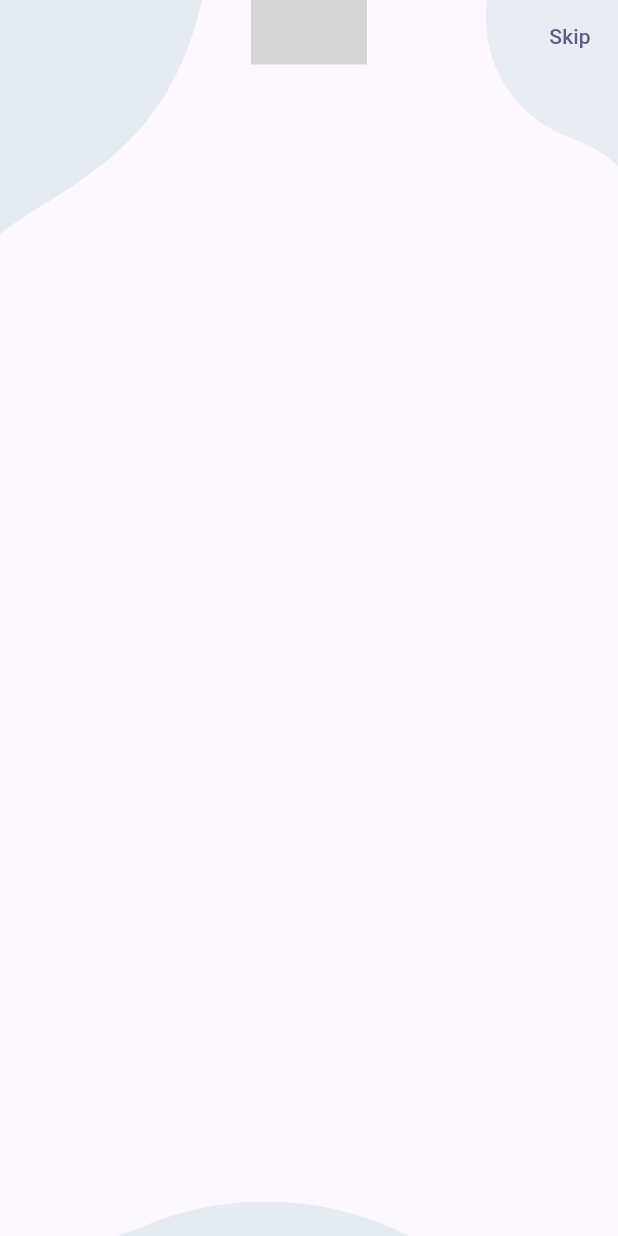
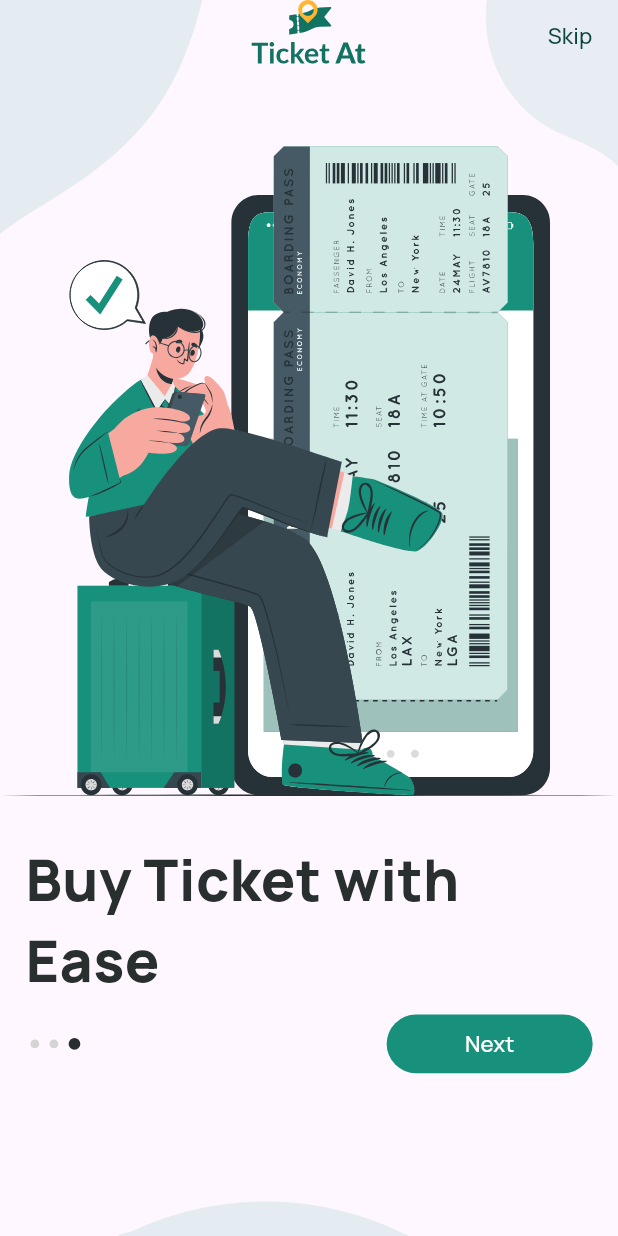
Before and after one commit to aplikettechnologies/XTicket_flutter, a Flutter app: the OnboardingScreen screen opened directly, on a phone screen of 412 x 824 dp. Run offline on Flutter 3.47's test engine with Material 3 defaults, Android fonts, the phone set to English and light mode, and no system bars; our stand-ins replace flutter_screenutil, flutter_svg, get, shared_preferences; accounts and stored records are empty; grey boxes are pictures that could not be loaded.

Commit message:
create the onboarding static design

```diff
--- a/assets/languages/en.json
+++ b/assets/languages/en.json
@@ -1,7 +1,7 @@
 {
     "onboarding": {
         "skip": "Skip",
-        "buyTicketWith": "Buy Ticket with",
+        "buyTicketWith": "Buy Ticket with Ease",
         "quickEasyChickIn": "Quick & Easy Chick-In",
         "discoverEventsTailoredForYou": "Discover Events Tailored for you",
         "next": "Next",
--- a/lib/app/modules/onboarding/onboarding_screen.dart
+++ b/lib/app/modules/onboarding/onboarding_screen.dart
@@ -4,6 +4,11 @@ import 'package:flutter_screenutil/flutter_screenutil.dart';
 import 'package:flutter_svg/svg.dart';
 import 'package:xticket/shared/localization/localization_const.dart';
 import 'package:xticket/shared/utils/app_assets.dart';
+import 'package:xticket/shared/utils/app_color.dart';
+import 'package:xticket/shared/widgets/app_button.dart';
+
+import '../../../shared/utils/app_indicator.dart';
+import '../../../shared/widgets/app_textbutton.dart';
 
 class OnboardingScreen extends StatelessWidget {
   const OnboardingScreen({super.key});
@@ -38,9 +43,15 @@ class OnboardingScreen extends StatelessWidget {
             SafeArea(
               child: Align(
                 alignment: Alignment.topRight,
-                child: TextButton(
+                child: appTextButton(
                   onPressed: () {},
-                  child: Text(getTranslation(context, "onboarding.skip")),
+                  label: getTranslation(context, "onboarding.skip"),
+                  style: TextStyle(
+                    color: AppColor.primaryColor01,
+                    fontSize: 14.sp,
+                    fontFamily: "Manrope",
+                    fontWeight: FontWeight.w500,
+                  ),
                 ),
               ),
             ),
@@ -50,6 +61,67 @@ class OnboardingScreen extends StatelessWidget {
                 fit: BoxFit.cover,
               ),
             ),
+
+            Padding(
+              padding: EdgeInsets.only(top: 100.h),
+              child: SafeArea(
+                child: Column(
+                  mainAxisAlignment: MainAxisAlignment.start,
+                  crossAxisAlignment: CrossAxisAlignment.start,
+                  mainAxisSize: MainAxisSize.min,
+                  children: [
+                    SvgPicture.asset(
+                      AppAssets.bgOnboarding1,
+                      width: double.infinity,
+                      height: MediaQuery.sizeOf(context).height / 1.9,
+                      fit: BoxFit.cover,
+                    ),
+                    SizedBox(height: 28.h),
+                    Padding(
+                      padding: EdgeInsets.symmetric(horizontal: 16.w),
+                      child: Text(
+                        getTranslation(context, "onboarding.buyTicketWith"),
+                        textAlign: TextAlign.start,
+                        style: TextStyle(
+                          color: AppColor.secondaryColorDark,
+                          fontWeight: FontWeight.w800,
+                          fontSize: 36.sp,
+                          fontFamily: "Manrope",
+                        ),
+                      ),
+                    ),
+                    SizedBox(height: 10.h),
+
+                    Padding(
+                      padding: EdgeInsets.symmetric(horizontal: 16.w),
+                      child: Row(
+                        mainAxisAlignment: MainAxisAlignment.spaceBetween,
+                        crossAxisAlignment: CrossAxisAlignment.center,
+                        children: [
+                          Row(
+                            mainAxisAlignment: MainAxisAlignment.start,
+                            crossAxisAlignment: CrossAxisAlignment.center,
+                            children: List.generate(
+                              3,
+                              (index) =>
+                                  AppIndicator(index: index, currentPage: 2),
+                            ),
+                          ),
+
+                          appButton(
+                            height: 40.h,
+                            width: 130.w,
+                            context: context,
+                            onPressed: () {},
+                            text: getTranslation(context, "onboarding.next"),
+                          ),
+                        ],
+                      ),
+                    ),
+                  ],
+                ),
+              ),
+            ),
           ],
         ),
       ),
--- a/lib/routes/app_pages.dart
+++ b/lib/routes/app_pages.dart
@@ -1,8 +1,8 @@
 import 'package:get/get.dart';
-import '../app/modules/auth/login/login_screen.dart';
+import '../app/modules/onboarding/onboarding_screen.dart';
 
 class AppPages {
   static final List<GetPage<dynamic>> routes = [
-    GetPage(name: "/", page: () => LoginScreen()),
+    GetPage(name: "/", page: () => OnboardingScreen()),
   ];
 }
--- a/lib/shared/utils/app_assets.dart
+++ b/lib/shared/utils/app_assets.dart
@@ -7,6 +7,9 @@ class AppAssets {
   static const String bgOnboarding = "${baseSvg}bg_onboarding.svg";
   static const String icAppLogoWithTitle =
       "${baseSvg}ic_applogo_with_title.svg";
+  static const String bgOnboarding1 = "${baseSvg}onboarding_1.svg";
+  static const String bgOnboarding2 = "${baseSvg}onboarding_2.svg";
+  static const String bgOnboarding3 = "${baseSvg}onboarding_3.svg";
 
   //LoginScreen
   static const String icAppLogo = "${baseSvg}ic_app_logo.svg";
--- a/lib/shared/utils/app_color.dart
+++ b/lib/shared/utils/app_color.dart
@@ -1,8 +1,17 @@
 import 'dart:ui';
 
-class AppAssets {
+class AppColor {
   //PrimaryColor
-
   static const Color primaryColor04 = Color(0xff17907C);
   static const Color primaryColor10 = Color(0xffd2efea);
+  static const Color primaryColor01 = Color(0xff093A32);
+
+  //SecondaryColor
+  static const Color secondaryColorDark = Color(0xff292F2E);
+
+  //Neutral Colors/Neutral Color-07
+  static const Color neutralColor07 = Color(0xffD4D4D4);
+
+  //White
+  static const Color white = Color(0xffFFFFFF);
 }
--- /dev/null
+++ b/lib/shared/utils/app_indicator.dart
@@ -0,0 +1,31 @@
+import 'package:flutter/material.dart';
+import 'package:flutter_screenutil/flutter_screenutil.dart';
+import 'package:xticket/shared/utils/app_color.dart';
+
+class AppIndicator extends StatelessWidget {
+  final int index;
+  final int currentPage;
+
+  const AppIndicator({
+    super.key,
+    required this.index,
+    required this.currentPage,
+  });
+
+  @override
+  Widget build(BuildContext context) {
+    return Container(
+      height: index == currentPage ? 8.h : 6.h,
+      width: index == currentPage ? 8.w : 6.w,
+      margin: EdgeInsets.symmetric(horizontal: 3.w),
+      alignment: Alignment.center,
+      decoration: BoxDecoration(
+        color:
+            index == currentPage
+                ? AppColor.secondaryColorDark
+                : AppColor.neutralColor07,
+        shape: BoxShape.circle,
+      ),
+    );
+  }
+}
--- /dev/null
+++ b/lib/shared/widgets/app_button.dart
@@ -0,0 +1,87 @@
+import 'package:flutter/material.dart';
+import 'package:flutter_screenutil/flutter_screenutil.dart';
+
+import '../utils/app_color.dart';
+
+Widget appButton({
+  required BuildContext context,
+  required String text,
+  required VoidCallback onPressed,
+  Color? backgroundColor,
+  Color? textColor,
+  double? width,
+  double? height,
+  double? borderRadius,
+  double? fontSize,
+  bool isLoading = false,
+}) {
+  return Center(
+    child: Container(
+      constraints: BoxConstraints(
+        maxHeight: height ?? 50.h,
+        minHeight: height ?? 50.h,
+        maxWidth: width ?? MediaQuery.sizeOf(context).width / 1.5,
+        minWidth: width ?? MediaQuery.sizeOf(context).width / 1.5,
+      ),
+      child: ElevatedButton(
+        style: ElevatedButton.styleFrom(
+          elevation: 0,
+          backgroundColor: backgroundColor ?? AppColor.primaryColor04,
+          foregroundColor: textColor ?? Colors.white,
+          shape: RoundedRectangleBorder(
+            borderRadius: BorderRadius.circular(borderRadius ?? 100.r),
+          ),
+        ).copyWith(
+          overlayColor: WidgetStateProperty.all(Colors.transparent),
+          splashFactory: NoSplash.splashFactory,
+        ),
+        onPressed: onPressed,
+        child: AnimatedSwitcher(
+          duration: const Duration(milliseconds: 200),
+          transitionBuilder: (Widget child, Animation<double> animation) {
+            return FadeTransition(opacity: animation, child: child);
+          },
+          child:
+              isLoading
+                  ? _loadingPleaseWaitWidget()
+                  : Text(
+                    text,
+                    key: const ValueKey('buttonText'),
+                    style: TextStyle(
+                      color: textColor ?? AppColor.white,
+                      fontSize: fontSize ?? 14.sp,
+                      fontWeight: FontWeight.w500,
+                      fontFamily: "Manrope",
+                    ),
+                  ),
+        ),
+      ),
+    ),
+  );
+}
+
+Widget _loadingPleaseWaitWidget() {
+  return Row(
+    key: const ValueKey('loadingWidget'),
+    mainAxisAlignment: MainAxisAlignment.center,
+    children: [
+      SizedBox(
+        width: 18.sp,
+        height: 18.sp,
+        child: const CircularProgressIndicator(
+          strokeWidth: 2,
+          color: Colors.white,
+        ),
+      ),
+      SizedBox(width: 8.w),
+      Text(
+        "Please wait...",
+        style: TextStyle(
+          color: AppColor.white,
+          fontSize: 14.sp,
+          fontWeight: FontWeight.w500,
+        ),
+      ),
+    ],
+  );
+}
--- /dev/null
+++ b/lib/shared/widgets/app_textbutton.dart
@@ -0,0 +1,26 @@
+import 'package:flutter/material.dart';
+import 'package:flutter_screenutil/flutter_screenutil.dart';
+
+Widget appTextButton({
+  required VoidCallback onPressed,
+  required String label,
+  TextStyle? style,
+}) {
+  return TextButton(
+    onPressed: onPressed,
+    style: ButtonStyle(
+      overlayColor: WidgetStateProperty.all(Colors.transparent),
+      splashFactory: NoSplash.splashFactory,
+    ),
+    child: Text(
+      label,
+      style:
+          style ??
+          TextStyle(
+            fontSize: 16.sp,
+            fontWeight: FontWeight.w500,
+            color: Colors.deepPurple,
+          ),
+    ),
+  );
+}
```
Also changed, not shown: assets/svg/ic_applogo_with_title.svg (renamed from assets/languages/ic_applogo_with_title.svg), assets/svg/onboarding_1.svg (added), assets/svg/onboarding_2.png (added), assets/svg/onboarding_3.png (added).
